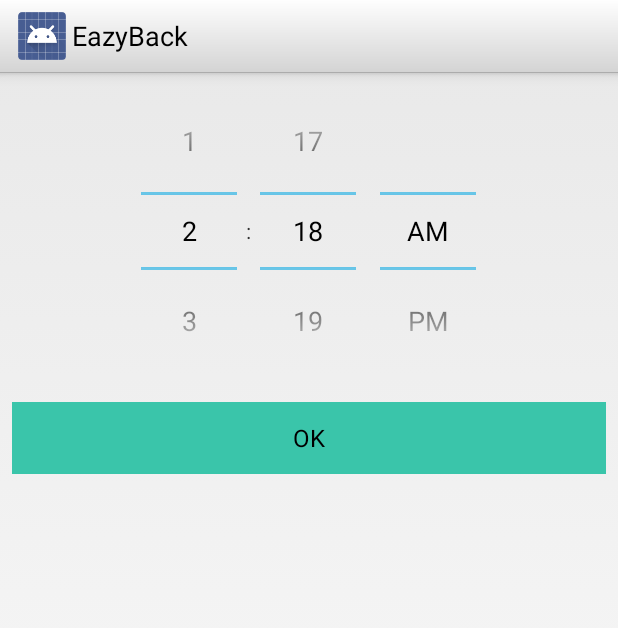
After one commit to Dima2407/eazyback, an Android app: the fragment TimePickerDialog shown on its own in the app's theme, on a phone screen of 412 x 824 dp. The commit adds this screen. Shown: the top 628 px of the screen. Run offline under Robolectric (Android 15) with nearby library versions, the phone set to English and light mode, and no system bars; 1 statement that could not run was skipped.

Commit message:
progress 2.2

```diff
--- a/app/build.gradle
+++ b/app/build.gradle
@@ -20,7 +20,6 @@ android {
 }
 
 dependencies {
-    compile fileTree(dir: 'libs', include: ['*.jar'])
     compile files('libs/libGoogleAnalyticsServices.jar')
     compile files('libs/google-play-services.jar')
 }
--- /dev/null
+++ b/app/src/main/java/com/easyback/andriy/eazyback/core/callbacks/DialogsCallbacks.java
@@ -0,0 +1,6 @@
+package com.easyback.andriy.eazyback.core.callbacks;
+
+public interface DialogsCallbacks {
+
+    public void timeSelected(long pSelectedTime);
+}
--- /dev/null
+++ b/app/src/main/java/com/easyback/andriy/eazyback/ui/dialogs/TimePickerDialog.java
@@ -0,0 +1,71 @@
+package com.easyback.andriy.eazyback.ui.dialogs;
+
+import android.os.Bundle;
+import android.view.LayoutInflater;
+import android.view.View;
+import android.view.ViewGroup;
+import android.widget.DatePicker;
+import android.widget.TimePicker;
+
+
+import com.easyback.andriy.eazyback.R;
+
+import java.util.Calendar;
+import java.util.Date;
+
+public final class TimePickerDialog extends GenericDialog {
+
+    private static final int HOUR_COEFFICIENT = 3600;
+    private static final int MINUTE_COEFFICIENT = 60;
+
+    private DatePicker mDatePicker;
+    private TimePicker mTimePicker;
+
+    @Override
+    public View onCreateView(LayoutInflater inflater, ViewGroup container, Bundle savedInstanceState) {
+        getDialog().setTitle(R.string.create_simple_plan_time_picker_title);
+        return inflater.inflate(R.layout.dialog_time, container, false);
+    }
+
+    @Override
+    public void onViewCreated(View view, Bundle savedInstanceState) {
+        mTimePicker = (TimePicker) view.findViewById(R.id.time_dialog_time_pick);
+        view.findViewById(R.id.time_dialog_ok_button).setOnClickListener(new Clicker());
+    }
+
+    private boolean prepareSelectedTimeAndSend() {
+
+        int year = mDatePicker.getYear();
+        int month = mDatePicker.getMonth();
+        int day = mDatePicker.getDayOfMonth();
+        int hour = mTimePicker.getCurrentHour();
+        int minute = mTimePicker.getCurrentMinute();
+
+        Calendar calendar = Calendar.getInstance();
+        //TODO WTF with month ?
+        calendar.set(year, month, day, hour, minute);
+
+        long finalTime = calendar.getTimeInMillis() / 1000;
+        Date date = calendar.getTime();
+
+        long currentTime = System.currentTimeMillis() / 1000;
+        if (currentTime > finalTime) {
+            showLongToast(R.string.wrong_data_time_error);
+            return false;
+        } else {
+            mDialogsCallbacks.timeSelected(date, (int) finalTime);
+            return true;
+        }
+    }
+
+    private final class Clicker implements View.OnClickListener {
+
+        @Override
+        public void onClick(View v) {
+            if (prepareSelectedTimeAndSend()) {
+                dismiss();
+            }
+        }
+    }
+
+}
--- a/app/src/main/java/com/easyback/andriy/eazyback/utils/ActivityLauncher.java
+++ b/app/src/main/java/com/easyback/andriy/eazyback/utils/ActivityLauncher.java
@@ -5,6 +5,7 @@ import android.content.Intent;
 
 import com.easyback.andriy.eazyback.ui.activitys.CallPanelSettingsActivity;
 import com.easyback.andriy.eazyback.ui.activitys.NumbersManagerActivity;
+import com.easyback.andriy.eazyback.ui.activitys.ScheduleManagerActivity;
 
 public final class ActivityLauncher {
 
@@ -18,4 +19,9 @@ public final class ActivityLauncher {
         pActivity.startActivity(intent);
     }
 
+    public static void launchSchedulerActivity(Activity pActivity){
+        Intent intent = new Intent(pActivity, ScheduleManagerActivity.class);
+        pActivity.startActivity(intent);
+    }
+
 }
--- /dev/null
+++ b/app/src/main/res/drawable/main_panel_selector.xml
@@ -0,0 +1,6 @@
+<?xml version="1.0" encoding="utf-8"?>
+
+<selector
+    xmlns:android="http://schemas.android.com/apk/res/android">
+    <item android:drawable="@color/pressed_un_pressed" android:state_pressed="true"/>
+</selector>
--- /dev/null
+++ b/app/src/main/res/layout/dialog_time.xml
@@ -0,0 +1,24 @@
+<?xml version="1.0" encoding="utf-8"?>
+
+<ScrollView xmlns:android="http://schemas.android.com/apk/res/android"
+            android:layout_width="match_parent"
+            android:layout_height="match_parent">
+
+    <LinearLayout
+        android:layout_width="match_parent"
+        android:layout_height="wrap_content"
+        android:orientation="vertical">
+
+        <TimePicker
+            android:id="@+id/time_dialog_time_pick"
+            android:layout_width="match_parent"
+            android:layout_height="wrap_content"/>
+
+        <Button
+            android:id="@+id/time_dialog_ok_button"
+            android:layout_width="match_parent"
+            android:layout_height="wrap_content"
+            style="@style/CallPanelButton"
+            android:text="@android:string/ok"/>
+    </LinearLayout>
+</ScrollView>
--- a/app/src/main/res/values/strings.xml
+++ b/app/src/main/res/values/strings.xml
@@ -6,7 +6,7 @@
     <string name="reject_time">Discharge, sec</string>
     <string name="callback_time">Re-call, seс</string>
     <string name="action_settings">Save</string>
-    <string name="is_activated">Service enabled</string>
+    <string name="is_activated">Enabled</string>
     <string name="is_activated_manual_mod">Buttons</string>
     <string name="invalid_data">Invalid data</string>
 
@@ -25,4 +25,7 @@
 
     <string name="manual_warning">Warning! If manual mode activated, automatic callback will be deactivate!</string>
 
+    <string name="start_time">Start time</string>
+    <string name="stop_time">Stop time</string>
+
 </resources>
```
Also changed, not shown: app/src/main/java/com/easyback/andriy/eazyback/ui/activitys/ScheduleManagerActivity.java (+17 -0 lines), app/src/main/java/com/easyback/andriy/eazyback/ui/dialogs/GenericDialog.java (added, +36 -0 lines), app/src/main/res/layout/activity_scheduler.xml (added, +11 -0 lines), app/src/main/res/layout/activity_settings.xml (+9 -9 lines).
